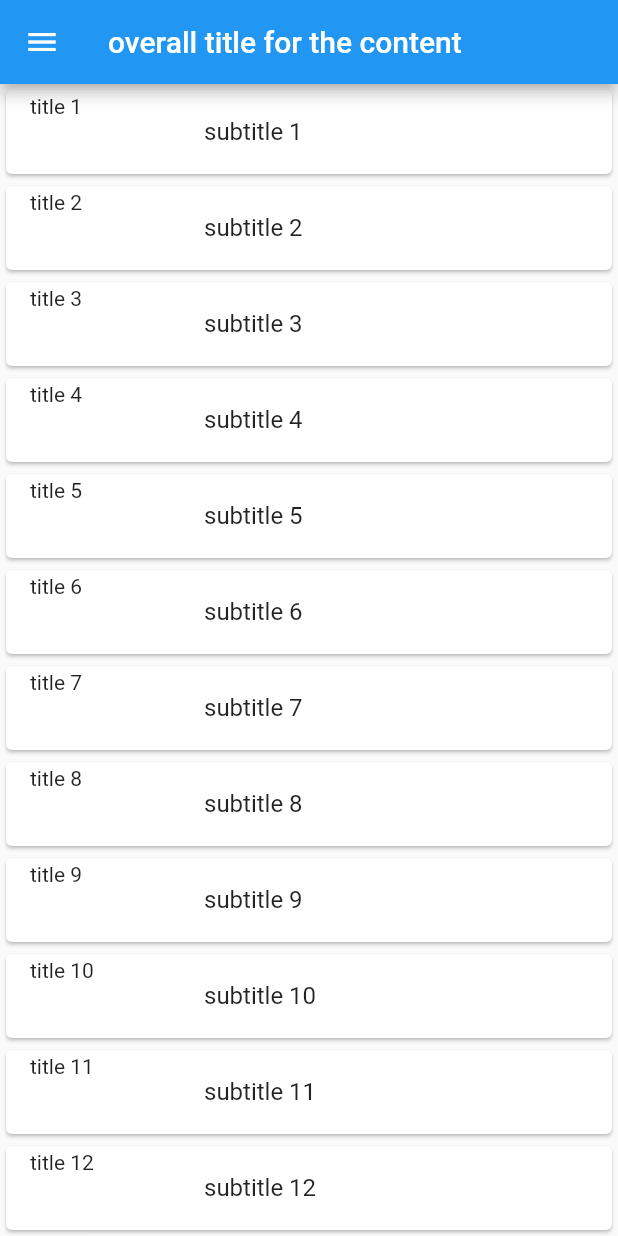
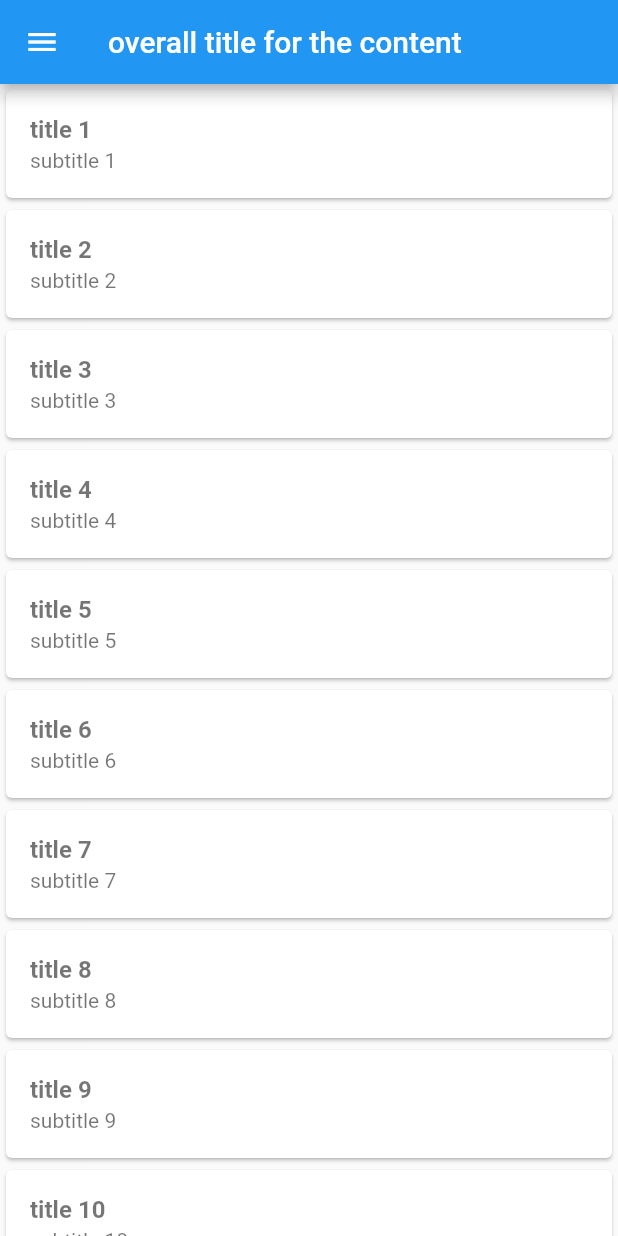
Before and after one commit to rob-code/flutter_master_detail_mobile_app, a Flutter app: the screen it shows after launch, on a phone screen of 412 x 824 dp. Run offline on Flutter 3.47's test engine with Material 2 defaults, Android fonts, the phone set to English and light mode, and no system bars.

Commit message:
improved layout and format of text in ListView

```diff
--- a/lib/main.dart
+++ b/lib/main.dart
@@ -1,6 +1,13 @@
 import 'package:flutter/material.dart';
 import 'content_detail.dart';
 import 'content_data_model.dart';
+
+//TODO: Sort out the layout of the list menu with title and subtitle on LHS
+//TODO: Put in progress icons which toggle red, amber and red based on understanding
+//TODO: Add in firebase back end - storing the information and data? How best to do it.
+//TODO: Summarise the aggregate of these toggles in the drawer
+
+
 
 void main() {
   runApp( const MyApp() );
@@ -70,15 +77,22 @@ class _MyHomePageState extends State<MyHomePage> {
 
       body: ListView.builder(
           itemCount: contentData.length,
-          itemBuilder: (context, index) {
+          itemBuilder: (BuildContext context, index) {
             return Card(
             child:ListTile(
-            title: Text(contentData[index].subtitle),
-    leading: SizedBox(
+            title: Text(contentData[index].title,
+                style: const TextStyle(
+                  fontSize: 16.0,
+                  color: Colors.black54,
+                  fontWeight: FontWeight.bold
+                   )
+            ),
+            subtitle: Text(contentData[index].subtitle),
+    /*leading: SizedBox(
     width: 100,
     height: 50,
     child: Text(contentData[index].title),
-    ),
+    ),*/
     onTap: () {
     Navigator.of(context).push(MaterialPageRoute(builder: (context)=>ContentDetail(contentDataModel: contentData[index],)));
     }
```
Also changed, not shown: pubspec.lock, 1 other file.
